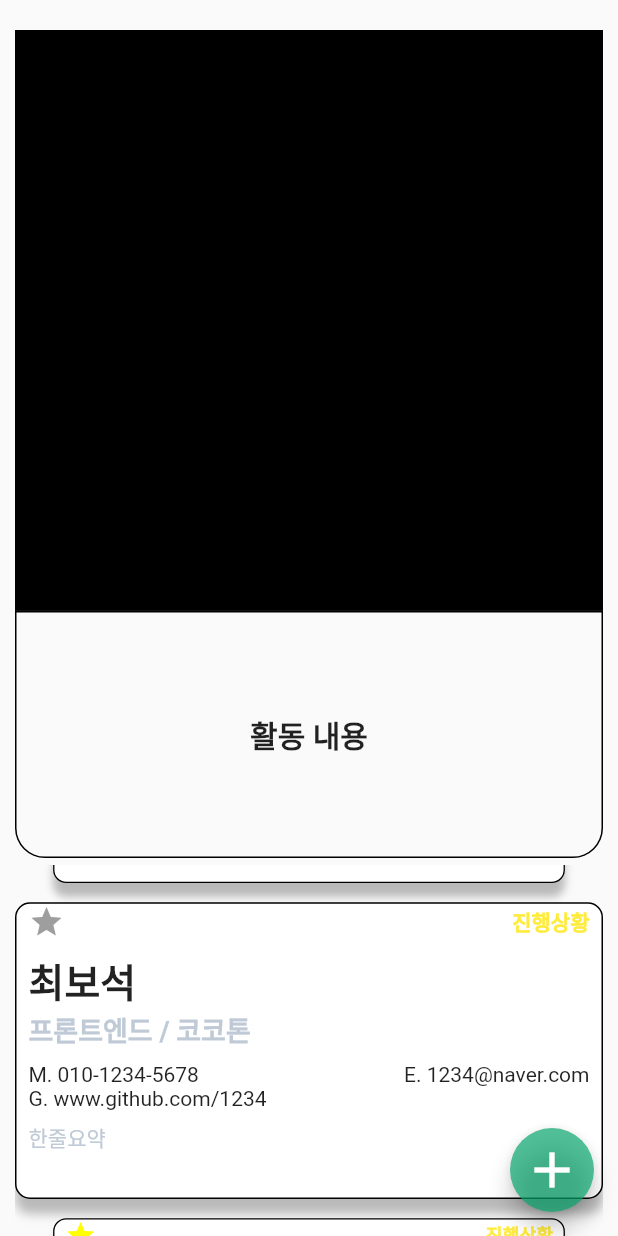
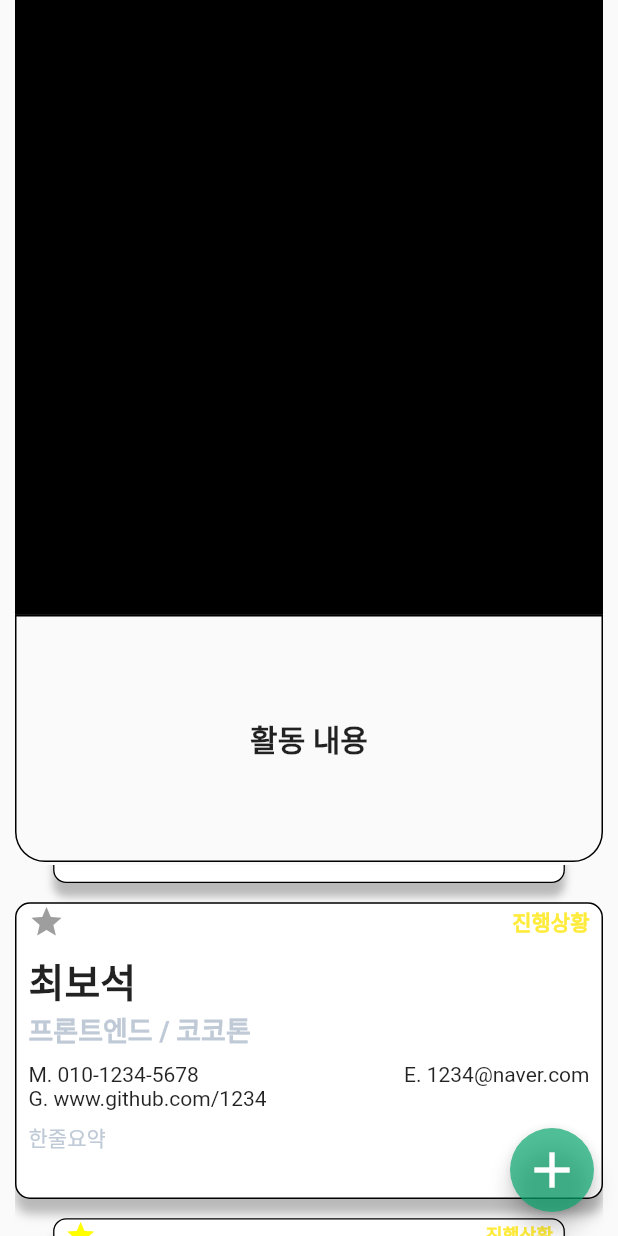
Before and after one commit to 2022-CoKothon-3355/Youth-PoCa, a Flutter app: the screen it shows after launch, on a phone screen of 412 x 824 dp. Run offline on Flutter 3.47's test engine with Material 2 defaults, Android fonts, the phone set to English and light mode, and no system bars; drawn by our look-alikes of carousel_slider.

```diff
--- a/Youth-Poca-Client/lib/commons/common_form_portfolio.dart
+++ b/Youth-Poca-Client/lib/commons/common_form_portfolio.dart
@@ -21,12 +21,12 @@ class _CommonFormPortfolioState extends State<CommonFormPortfolio> {
     final Mwidth = MediaQuery.of(context).size.width;
     final Mheight = MediaQuery.of(context).size.height;
     return Padding(
-      padding: const EdgeInsets.only(left: 10, right: 10, top: 20),
+      padding: const EdgeInsets.symmetric(horizontal: 10),
       child: Column(
         children: [
           Container(
             width: Mwidth,
-            height: Mwidth * 0.94,
+            height: Mwidth * 0.995,
             color: Colors.black,
           ),
           Container(
--- a/Youth-Poca-Client/lib/pages/main_page.dart
+++ b/Youth-Poca-Client/lib/pages/main_page.dart
@@ -19,7 +19,8 @@ class MainPage extends StatelessWidget {
     const description = "한줄요약";
 
     return Scaffold(
-      body: Column(
+      body: ListView(
+        physics: const NeverScrollableScrollPhysics(),
         children: [
           Portfolio(images: [], content: [], result: ""),
           // Container(
```
Also changed, not shown: Youth-Poca-Client/lib/pages/write_page.dart (+6 -2 lines), Youth-Poca-Client/pubspec.lock.
